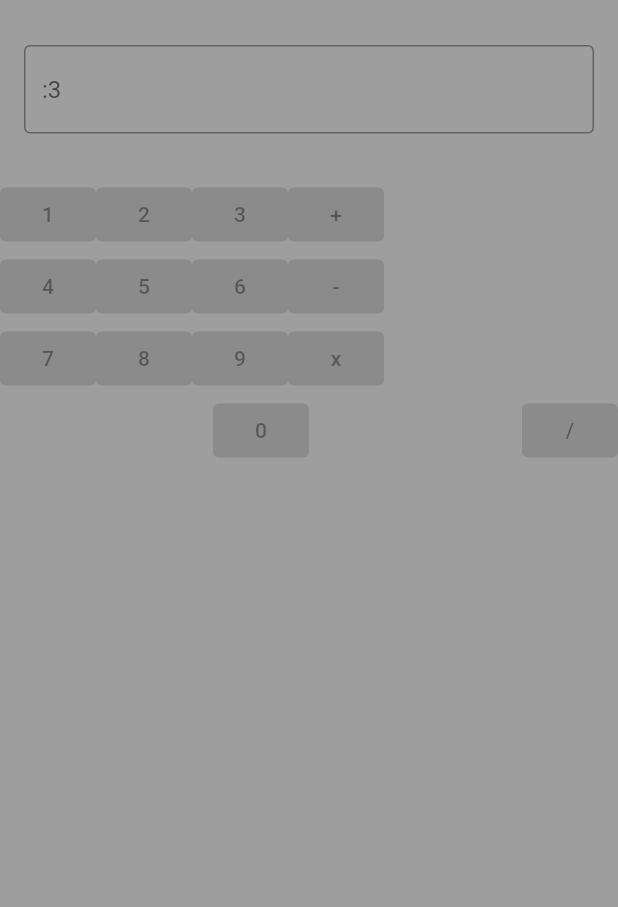
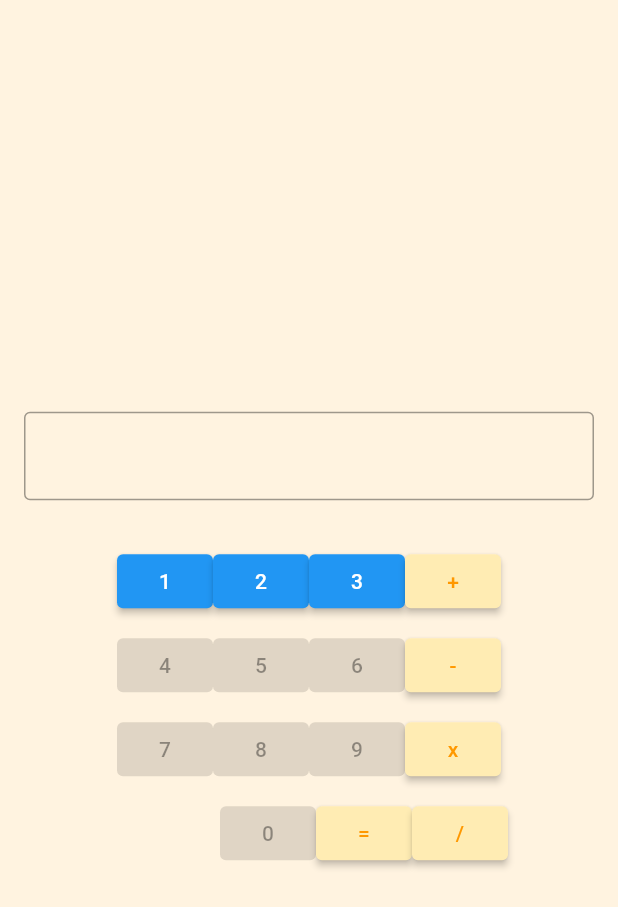
Before and after one commit to okerdem/calculator_app, a Flutter app: the screen it shows after launch, on a phone screen of 412 x 824 dp. Shown: the top 907 px of the screen. Run offline on Flutter 3.47's test engine with Material 2 defaults, Android fonts, the phone set to English and light mode, and no system bars.

Commit message:
- - - - - - -
style: change the design of the operator buttons

- - - - - - -

```diff
--- a/lib/board.dart
+++ b/lib/board.dart
@@ -10,53 +10,171 @@ class Board extends StatefulWidget {
 
 class _BoardState extends State<Board> {
   double _result = 0;
+  String _textField = "";
   @override
   Widget build(BuildContext context) {
-    return const Scaffold(
-      backgroundColor: Colors.grey,
+    return Scaffold(
+      backgroundColor: Colors.orange.shade50,
       body: Column(
         children: [
+          Spacer(),
           Padding(
             padding: EdgeInsets.symmetric(vertical: 30.0, horizontal: 16.0),
             child: TextField(
+              textAlign: TextAlign.center,
               decoration: InputDecoration(
-                border: OutlineInputBorder(),
-                hintText: ":3",
-              ),
+                  border: OutlineInputBorder(),
+                  hintText: ":3",
+                  labelText: _textField,
+                  labelStyle: TextStyle(
+                    fontSize: 25,
+                  )),
             ),
           ),
           Row(
             children: [
-              ElevatedButton(onPressed: null, child: Text("1")),
-              ElevatedButton(onPressed: null, child: Text("2")),
-              ElevatedButton(onPressed: null, child: Text("3")),
-              ElevatedButton(onPressed: null, child: Text("+")),
-            ],
-          ),
-          Row(
-            children: [
-              ElevatedButton(onPressed: null, child: Text("4")),
-              ElevatedButton(onPressed: null, child: Text("5")),
-              ElevatedButton(onPressed: null, child: Text("6")),
-              ElevatedButton(onPressed: null, child: Text("-")),
-            ],
-          ),
-          Row(
-            children: [
-              ElevatedButton(onPressed: null, child: Text("7")),
-              ElevatedButton(onPressed: null, child: Text("8")),
-              ElevatedButton(onPressed: null, child: Text("9")),
-              ElevatedButton(onPressed: null, child: Text("x")),
+              Spacer(),
+              ElevatedButton(
+                  onPressed: () {
+                    setState(() {
+                      _textField += "1";
+                    });
+                  },
+                  child: Text("1")),
+              ElevatedButton(
+                  onPressed: () {
+                    setState(() {
+                      _textField += "2";
+                    });
+                  },
+                  child: Text("2")),
+              ElevatedButton(
+                  onPressed: () {
+                    setState(() {
+                      _textField += "3";
+                    });
+                  },
+                  child: Text("3")),
+              ElevatedButton(
+                onPressed: () {},
+                style: ElevatedButton.styleFrom(
+                  backgroundColor: Colors.amber.shade100,
+                ),
+                child: Text(
+                  "+",
+                  style: TextStyle(
+                    color: Colors.orange,
+                  ),
+                ),
+              ),
+              Spacer(),
             ],
           ),
           Row(
             children: [
               Spacer(),
-              ElevatedButton(onPressed: null, child: Text("0")),
+              Padding(
+                padding: EdgeInsets.only(top: 8),
+                child: ElevatedButton(onPressed: null, child: Text("4")),
+              ),
+              Padding(
+                padding: EdgeInsets.only(top: 8),
+                child: ElevatedButton(onPressed: null, child: Text("5")),
+              ),
+              Padding(
+                padding: EdgeInsets.only(top: 8),
+                child: ElevatedButton(onPressed: null, child: Text("6")),
+              ),
+              Padding(
+                padding: EdgeInsets.only(top: 8),
+                child: ElevatedButton(
+                    onPressed: () {},
+                    style: ElevatedButton.styleFrom(
+                      backgroundColor: Colors.amber.shade100,
+                    ),
+                    child: Text(
+                      "-",
+                      style: TextStyle(
+                        color: Colors.orange,
+                      ),
+                    )),
+              ),
               Spacer(),
-              ElevatedButton(onPressed: null, child: Text("/")),
             ],
-          )
+          ),
+          Row(
+            children: [
+              Spacer(),
+              Padding(
+                padding: EdgeInsets.only(top: 8),
+                child: ElevatedButton(onPressed: null, child: Text("7")),
+              ),
+              Padding(
+                padding: EdgeInsets.only(top: 8),
+                child: ElevatedButton(onPressed: null, child: Text("8")),
+              ),
+              Padding(
+                padding: EdgeInsets.only(top: 8),
+                child: ElevatedButton(onPressed: null, child: Text("9")),
+              ),
+              Padding(
+                padding: EdgeInsets.only(top: 8),
+                child: ElevatedButton(
+                    onPressed: () {},
+                    style: ElevatedButton.styleFrom(
+                      backgroundColor: Colors.amber.shade100,
+                    ),
+                    child: Text(
+                      "x",
+                      style: TextStyle(
+                        color: Colors.orange,
+                      ),
+                    )),
+              ),
+              Spacer(),
+            ],
+          ),
+          Row(
+            children: [
+              Spacer(),
+              Spacer(),
+              Padding(
+                padding: EdgeInsets.only(top: 8),
+                child: ElevatedButton(onPressed: null, child: Text("0")),
+              ),
+              Padding(
+                padding: const EdgeInsets.only(top: 8.0),
+                child: ElevatedButton(
+                  onPressed: () {},
+                  style: ElevatedButton.styleFrom(
+                    backgroundColor: Colors.amber.shade100,
+                  ),
+                  child: Text(
+                    "=",
+                    style: TextStyle(
+                      color: Colors.orange,
+                    ),
+                  ),
+                ),
+              ),
+              Padding(
+                padding: EdgeInsets.only(top: 8),
+                child: ElevatedButton(
+                    onPressed: () {},
+                    style: ElevatedButton.styleFrom(
+                      backgroundColor: Colors.amber.shade100,
+                    ),
+                    child: Text(
+                      "/",
+                      style: TextStyle(
+                        color: Colors.orange,
+                      ),
+                    )),
+              ),
+              Spacer(),
+            ],
+          ),
+          Spacer(),
         ],
       ),
     );
```
